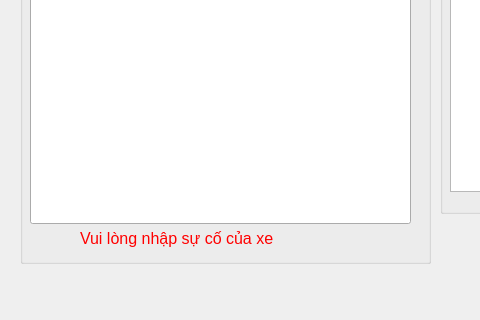
Above: GUI/GUIinput.ui from Vuchauduytung/LuanVan before the change; both pictures show x 0 to 480 and y 476 to 796 of the 1173 by 796 pixel window. Below: the same form after it.
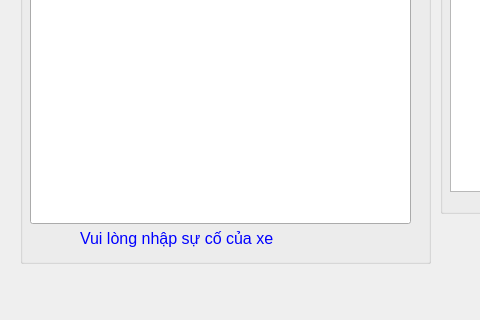
That is the form after the change.

Patch:
```diff
--- a/GUI/GUIinput.ui
+++ b/GUI/GUIinput.ui
@@ -137,7 +137,7 @@
       </font>
      </property>
      <property name="text">
-      <string>&lt;html&gt;&lt;head/&gt;&lt;body&gt;&lt;p&gt;&lt;span style=&quot; color:#ff0000;&quot;&gt;Vui lòng nhập sự cố của xe&lt;/span&gt;&lt;/p&gt;&lt;/body&gt;&lt;/html&gt;</string>
+      <string>&lt;html&gt;&lt;head/&gt;&lt;body&gt;&lt;p&gt;&lt;span style=&quot; color:blue;&quot;&gt;Vui lòng nhập sự cố của xe&lt;/span&gt;&lt;/p&gt;&lt;/body&gt;&lt;/html&gt;</string>
      </property>
      <property name="textInteractionFlags">
       <set>Qt::NoTextInteraction</set>
```
Left out of the diff: 2 changed lines with no effect on the pictures.
